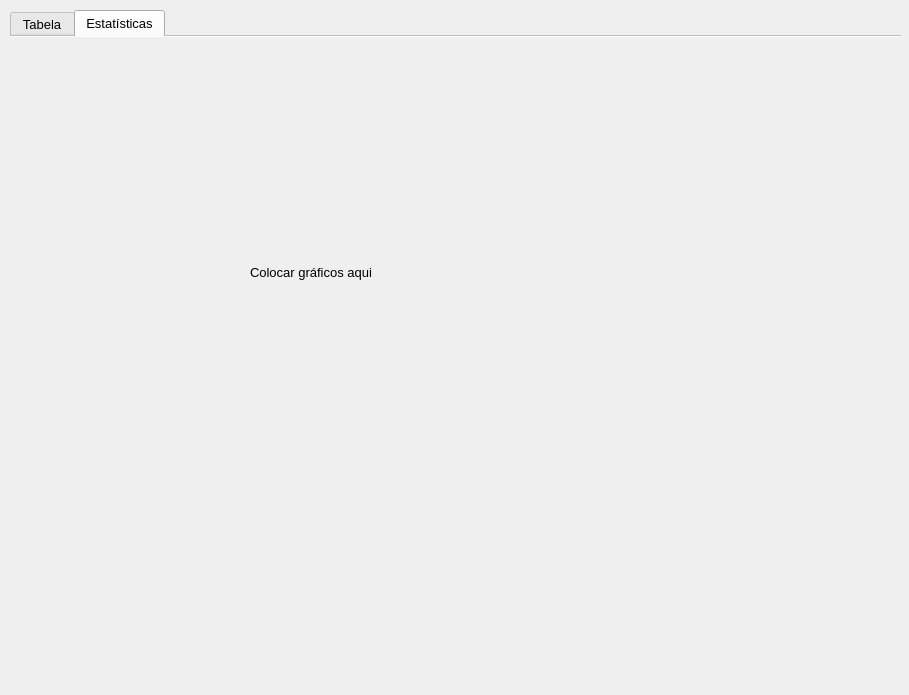
Old version of the form main_window.ui in the repository joaovlummertz/TrabalhoCPD.
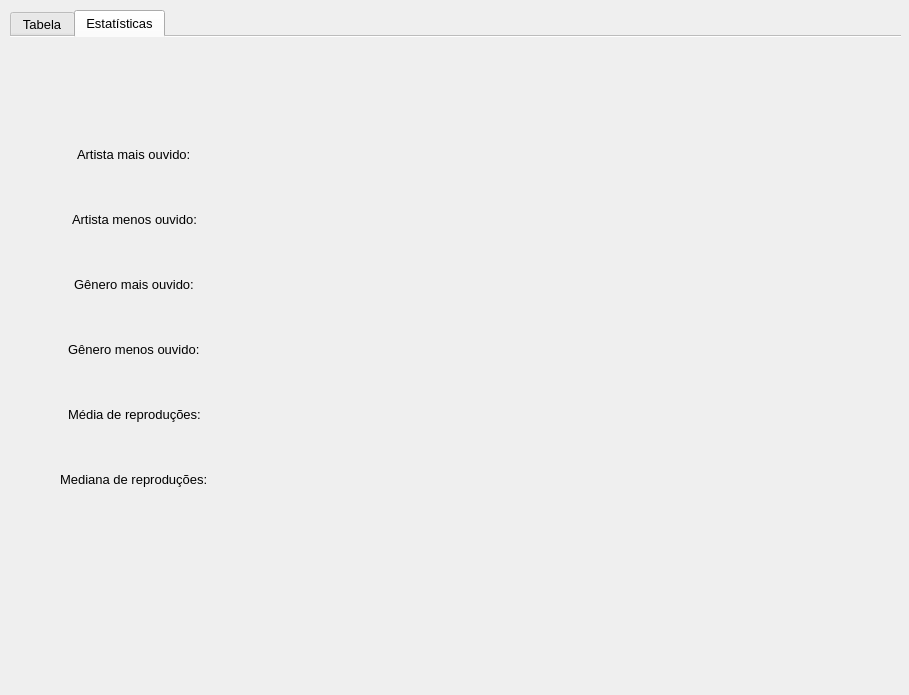
New version of the form. The open tabs and pages were chosen to show the change.

Commit message: Implemented stats tab

What changed in the file:
```diff
--- a/main_window.ui
+++ b/main_window.ui
@@ -10,6 +10,12 @@
     <height>695</height>
    </rect>
   </property>
+  <property name="sizePolicy">
+   <sizepolicy hsizetype="Fixed" vsizetype="Fixed">
+    <horstretch>0</horstretch>
+    <verstretch>0</verstretch>
+   </sizepolicy>
+  </property>
   <property name="windowTitle">
    <string>MainWindow</string>
   </property>
@@ -185,18 +191,176 @@
      <attribute name="title">
       <string>Estatísticas</string>
      </attribute>
-     <widget class="QLabel" name="label">
+     <widget class="QFrame" name="statsFrame">
       <property name="geometry">
        <rect>
-        <x>240</x>
-        <y>190</y>
-        <width>221</width>
-        <height>91</height>
+        <x>0</x>
+        <y>60</y>
+        <width>891</width>
+        <height>491</height>
        </rect>
       </property>
-      <property name="text">
-       <string>Colocar gráficos aqui</string>
-      </property>
+      <layout class="QFormLayout" name="frameLayout">
+       <property name="labelAlignment">
+        <set>Qt::AlignHCenter|Qt::AlignTop</set>
+       </property>
+       <property name="verticalSpacing">
+        <number>50</number>
+       </property>
+       <property name="leftMargin">
+        <number>50</number>
+       </property>
+       <property name="topMargin">
+        <number>50</number>
+       </property>
+       <property name="rightMargin">
+        <number>100</number>
+       </property>
+       <item row="0" column="0">
+        <widget class="QLabel" name="label">
+         <property name="font">
+          <font>
+           <pointsize>10</pointsize>
+          </font>
+         </property>
+         <property name="text">
+          <string>Artista mais ouvido:</string>
+         </property>
+        </widget>
+       </item>
+       <item row="1" column="0">
+        <widget class="QLabel" name="label_2">
+         <property name="font">
+          <font>
+           <pointsize>10</pointsize>
+          </font>
+         </property>
+         <property name="text">
+          <string>Artista menos ouvido:</string>
+         </property>
+        </widget>
+       </item>
+       <item row="2" column="0">
+        <widget class="QLabel" name="label_5">
+         <property name="font">
+          <font>
+           <pointsize>10</pointsize>
+          </font>
+         </property>
+         <property name="text">
+          <string>Gênero mais ouvido:</string>
+         </property>
+        </widget>
+       </item>
+       <item row="3" column="0">
+        <widget class="QLabel" name="label_6">
+         <property name="font">
+          <font>
+           <pointsize>10</pointsize>
+          </font>
+         </property>
+         <property name="text">
+          <string>Gênero menos ouvido:</string>
+         </property>
+        </widget>
+       </item>
+       <item row="4" column="0">
+        <widget class="QLabel" name="label_7">
+         <property name="font">
+          <font>
+           <pointsize>10</pointsize>
+          </font>
+         </property>
+         <property name="text">
+          <string>Média de reproduções:</string>
+         </property>
+        </widget>
+       </item>
+       <item row="5" column="0">
+        <widget class="QLabel" name="label_8">
+         <property name="font">
+          <font>
+           <pointsize>10</pointsize>
+          </font>
+         </property>
+         <property name="text">
+          <string>Mediana de reproduções:</string>
+         </property>
+        </widget>
+       </item>
+       <item row="0" column="1">
+        <widget class="QLabel" name="lb_mst_lstnd_art">
+         <property name="font">
+          <font>
+           <pointsize>10</pointsize>
+          </font>
+         </property>
+         <property name="text">
+          <string/>
+         </property>
+        </widget>
+       </item>
+       <item row="1" column="1">
+        <widget class="QLabel" name="lb_lst_lstnd_art">
+         <property name="font">
+          <font>
+           <pointsize>10</pointsize>
+          </font>
+         </property>
+         <property name="text">
+          <string/>
+         </property>
+        </widget>
+       </item>
+       <item row="2" column="1">
+        <widget class="QLabel" name="lb_mst_lsnd_gnr">
+         <property name="font">
+          <font>
+           <pointsize>10</pointsize>
+          </font>
+         </property>
+         <property name="text">
+          <string/>
+         </property>
+        </widget>
+       </item>
+       <item row="3" column="1">
+        <widget class="QLabel" name="lb_lst_lsnd_gnr">
+         <property name="font">
+          <font>
+           <pointsize>10</pointsize>
+          </font>
+         </property>
+         <property name="text">
+          <string/>
+         </property>
+        </widget>
+       </item>
+       <item row="4" column="1">
+        <widget class="QLabel" name="lb_avg_streams">
+         <property name="font">
+          <font>
+           <pointsize>10</pointsize>
+          </font>
+         </property>
+         <property name="text">
+          <string/>
+         </property>
+        </widget>
+       </item>
+       <item row="5" column="1">
+        <widget class="QLabel" name="lb_median_streams">
+         <property name="font">
+          <font>
+           <pointsize>10</pointsize>
+          </font>
+         </property>
+         <property name="text">
+          <string/>
+         </property>
+        </widget>
+       </item>
+      </layout>
      </widget>
     </widget>
    </widget>
```
The commit also changes 9 other files.
